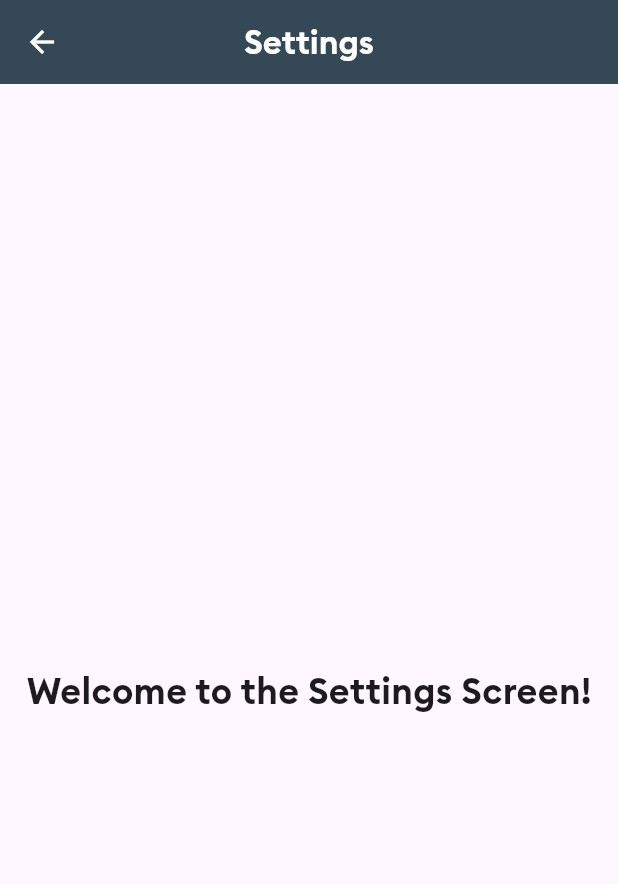
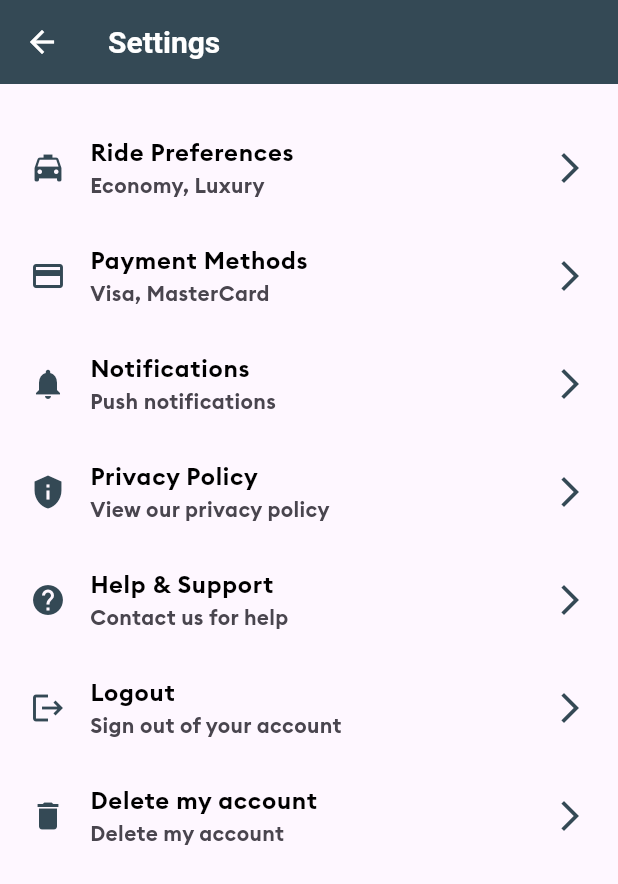
Before and after one commit to Mary-yumm/gomatch, a Flutter app: the SettingsScreen screen opened by its route, on a phone screen of 412 x 824 dp. Shown: the top 884 px of the screen. Run offline on Flutter 3.47's test engine with Material 3 defaults, Android fonts, the phone set to English and light mode, and no system bars; our stand-ins replace firebase_auth, firebase_core, firebase_database, fluttertoast, rive; accounts and stored records are empty.

Commit message:
adds settings screens

```diff
--- /dev/null
+++ b/lib/components/settings_screen/settings_tile.dart
@@ -0,0 +1,36 @@
+import 'package:flutter/material.dart';
+import 'package:gomatch/utils/colors.dart';
+
+
+class SettingsTile extends StatelessWidget {
+  final IconData icon;
+  final String title;
+  final String subtitle;
+  final VoidCallback onTap;
+
+  const SettingsTile({
+    Key? key,
+    required this.icon,
+    required this.title,
+    required this.subtitle,
+    required this.onTap,
+  }) : super(key: key);
+
+  @override
+  Widget build(BuildContext context) {
+    return ListTile(
+      contentPadding: const EdgeInsets.symmetric(horizontal: 0),
+      leading: Icon(icon, color: AppColors.primaryColor),
+      title: Text(
+        title,
+        style: const TextStyle(
+          fontWeight: FontWeight.bold,
+          color: Colors.black, // Adjust as per your color scheme
+        ),
+      ),
+      subtitle: subtitle.isNotEmpty ? Text(subtitle) : null,
+      trailing: const Icon(Icons.arrow_forward_ios, color: AppColors.primaryColor),
+      onTap: onTap,
+    );
+  }
+}
--- a/lib/screens/settings_screen.dart
+++ b/lib/screens/settings_screen.dart
@@ -1,32 +1,91 @@
 import 'package:flutter/material.dart';
+import 'package:gomatch/components/settings_screen/delete_account_confirmation_bottom_sheet.dart';
+import 'package:gomatch/components/settings_screen/help_support_bottom_sheet.dart';
+import 'package:gomatch/components/settings_screen/logout_confirmation_bottom_sheet.dart';
+import 'package:gomatch/components/settings_screen/notifications_settings_bottom_sheet.dart';
+import 'package:gomatch/components/settings_screen/payment_methods_bottom_sheet.dart';
+import 'package:gomatch/components/settings_screen/privacy_policy_bottom_sheet.dart';
+import 'package:gomatch/components/settings_screen/settings_tile.dart';
 import 'package:gomatch/utils/colors.dart';
+import 'package:gomatch/components/settings_screen/ride_preference_bottom_sheet.dart';
 
 class SettingsScreen extends StatelessWidget {
-  static const String idScreen = "SettingsScreen";
-
-  const SettingsScreen({super.key});
+  const SettingsScreen({Key? key}) : super(key: key);
+  static const String idScreen = "Settings";
 
   @override
   Widget build(BuildContext context) {
     return Scaffold(
       appBar: AppBar(
+        title: const Text('Settings'),
+        backgroundColor: AppColors.primaryColor,
+        elevation: 0,
+        iconTheme: const IconThemeData(color: Colors.white),
+        titleTextStyle: const TextStyle(
+            color: Colors.white, fontSize: 20, fontWeight: FontWeight.bold),
+      ),
+      body: ListView(
+        padding: const EdgeInsets.symmetric(vertical: 20, horizontal: 20),
+        children: [
+          // Ride Sharing Settings
+          SettingsTile(
+            icon: Icons.local_taxi,
+            title: 'Ride Preferences',
+            subtitle: 'Economy, Luxury',
+            onTap: () {
+              RidePreferencesBottomSheet.show(context);
+            },
+          ),
+          SettingsTile(
+            icon: Icons.payment,
+            title: 'Payment Methods',
+            subtitle: 'Visa, MasterCard',
+            onTap: () {
+              PaymentMethodsBottomSheet.show(context);
+            },
+          ),
+          SettingsTile(
+            icon: Icons.notifications,
+            title: 'Notifications',
+            subtitle: 'Push notifications',
+            onTap: () {
+              NotificationsSettingsBottomSheet.show(context);
+            },
+          ),
 
-        title: const Text("Settings"),
-        backgroundColor: AppColors.primaryColor,
-        foregroundColor: Colors.white,
-        centerTitle: true,
-      ),
-      body: const Center(
-        child: Column(
-          mainAxisAlignment: MainAxisAlignment.center,
-          children: [
-            SizedBox(height:40),
-            Text(
-              "Welcome to the Settings Screen!",
-              style: TextStyle(fontSize: 24, fontWeight: FontWeight.bold),
-            ),
-          ],
-        ),
+          SettingsTile(
+            icon: Icons.privacy_tip,
+            title: 'Privacy Policy',
+            subtitle: 'View our privacy policy',
+            onTap: () {
+              PrivacyPolicyBottomSheet.show(context);
+            },
+          ),
+          SettingsTile(
+            icon: Icons.help,
+            title: 'Help & Support',
+            subtitle: 'Contact us for help',
+            onTap: () {
+              HelpSupportBottomSheet.show(context);
+            },
+          ),
+          SettingsTile(
+            icon: Icons.logout,
+            title: 'Logout',
+            subtitle: 'Sign out of your account',
+            onTap: () {
+              LogoutConfirmationBottomSheet.show(context);
+            },
+          ),
+          SettingsTile(
+            icon: Icons.delete,
+            title: 'Delete my account',
+            subtitle: 'Delete my account',
+            onTap: () {
+              DeleteAccountConfirmationBottomSheet.show(context);
+            },
+          ),
+        ],
       ),
     );
   }
```
Also changed, not shown: lib/components/settings_screen/delete_account_confirmation_bottom_sheet.dart (added, +46 -0 lines), lib/components/settings_screen/help_support_bottom_sheet.dart (added, +33 -0 lines), lib/components/settings_screen/logout_confirmation_bottom_sheet.dart (added, +46 -0 lines), lib/components/settings_screen/notifications_settings_bottom_sheet.dart (added, +32 -0 lines), lib/components/settings_screen/payment_methods_bottom_sheet.dart (added, +39 -0 lines), lib/components/settings_screen/privacy_policy_bottom_sheet.dart (added, +34 -0 lines), lib/components/settings_screen/ride_preference_bottom_sheet.dart (added, +39 -0 lines).
